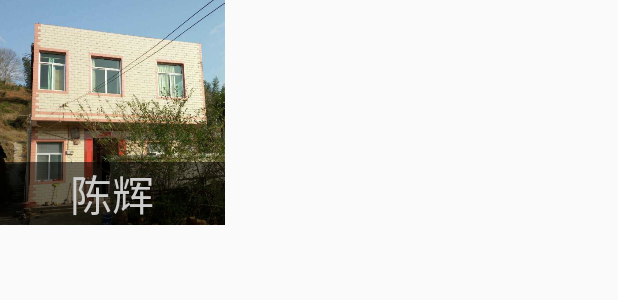
After one commit to c2xxx/TelBook, an Android app: the layout view_toast_message.xml on its own in the app's theme, with its tools: preview values and no code run, on a phone screen of 412 x 824 dp. The commit adds this screen. Shown: the top 300 px of the screen. Run offline under Robolectric (Android 15) with nearby library versions, the phone set to English and light mode, and no system bars.

Commit message:
添加来电提醒

```diff
--- /dev/null
+++ b/app/src/main/res/layout/view_toast_message.xml
@@ -0,0 +1,41 @@
+<?xml version="1.0" encoding="utf-8"?>
+<RelativeLayout xmlns:android="http://schemas.android.com/apk/res/android"
+    android:layout_width="wrap_content"
+    android:layout_height="wrap_content"
+    android:background="#00000000"
+    android:orientation="vertical">
+
+    <RelativeLayout
+        android:layout_width="150dp"
+        android:layout_height="150dp">
+
+        <ImageView
+            android:id="@+id/ivImg"
+            android:layout_width="match_parent"
+            android:layout_height="match_parent"
+            android:background="@drawable/ic_launcher"
+            android:scaleType="centerCrop" />
+
+        <TextView
+            android:id="@+id/tvNumber"
+            android:layout_width="match_parent"
+            android:layout_height="0dp"
+            android:layout_alignParentBottom="true"
+            android:background="#8F000000"
+            android:gravity="center"
+            android:text="15659002326"
+            android:textColor="@color/gray_cc"
+            android:textSize="24dp" />
+
+        <TextView
+            android:id="@+id/tvName"
+            android:layout_width="match_parent"
+            android:layout_height="wrap_content"
+            android:layout_above="@id/tvNumber"
+            android:background="#8F000000"
+            android:gravity="center"
+            android:text="陈辉"
+            android:textColor="@color/gray_cc"
+            android:textSize="28dp" />
+    </RelativeLayout>
+</RelativeLayout>
--- a/app/src/main/res/values/dimens.xml
+++ b/app/src/main/res/values/dimens.xml
@@ -2,4 +2,5 @@
     <!-- Default screen margins, per the Android Design guidelines. -->
     <dimen name="activity_horizontal_margin">16dp</dimen>
     <dimen name="activity_vertical_margin">16dp</dimen>
+    <dimen name="dimen_100dp">100dp</dimen>
 </resources>
```
Also changed, not shown: app/src/main/AndroidManifest.xml (+30 -1 lines), app/src/main/java/com/chen/telbook/activity/CallLogActivity.java (+4 -27 lines), app/src/main/java/com/chen/telbook/helper/TelBookXmlHelper.java (+37 -0 lines), app/src/main/java/com/chen/telbook/receiver/BootCompletedReceiver.java (added, +22 -0 lines), app/src/main/java/com/chen/telbook/receiver/CallInReceiver.java (added, +52 -0 lines), app/src/main/java/com/chen/telbook/window/ToastMessage.java (added, +183 -0 lines).
